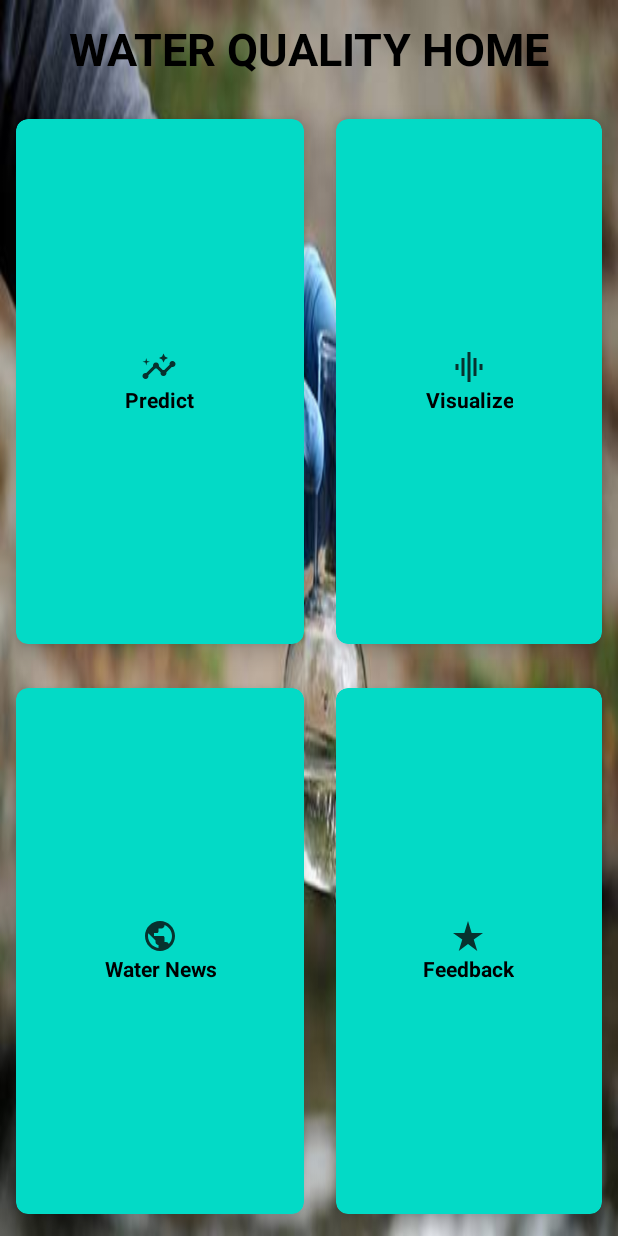
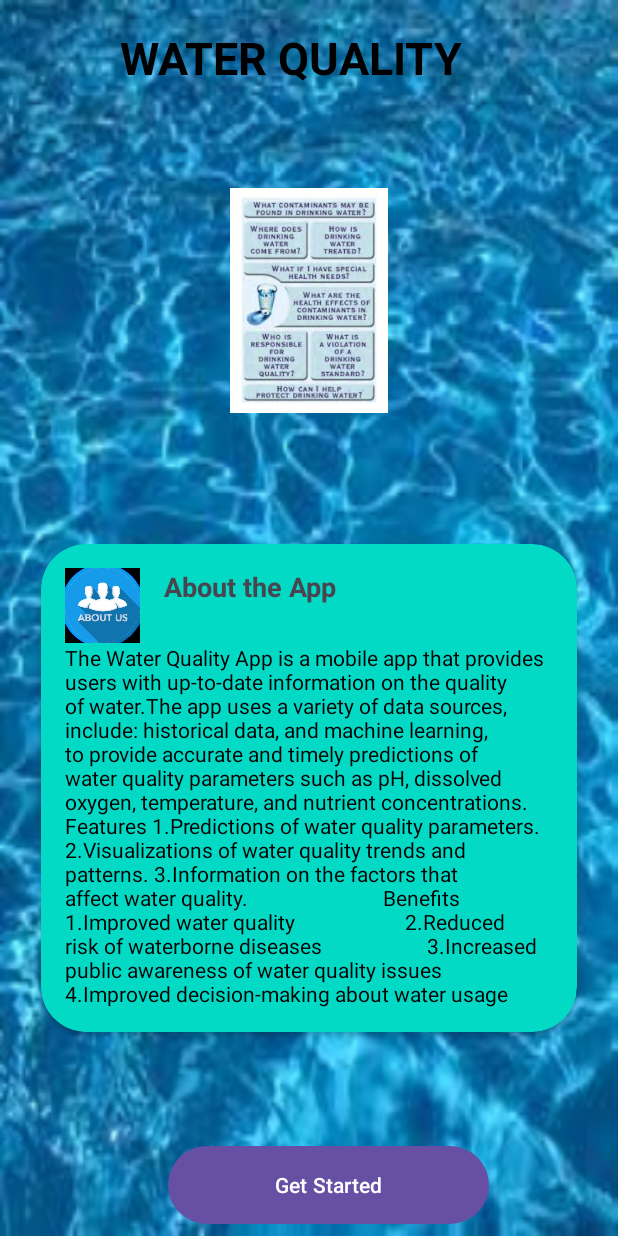
Before and after one commit to oderatonny6967/Water-Quality, an Android app: the screen it shows after launch (HomeActivity before the commit, SplashActivity after it), on a phone screen of 412 x 824 dp. Run offline under Robolectric (Android 15) with nearby library versions, the phone set to English and light mode, and no system bars.

Commit message:
third commit

```diff
--- a/app/src/main/java/com/example/waterqua/ArticleActivityfull.java
+++ b/app/src/main/java/com/example/waterqua/ArticleActivityfull.java
@@ -34,7 +34,7 @@ public class ArticleActivityfull extends AppCompatActivity {
         btn.setOnClickListener(new View.OnClickListener() {
             @Override
             public void onClick(View v) {
-                startActivity(new Intent(ArticleActivityfull.this, HomeActivity.class));
+                startActivity(new Intent(ArticleActivityfull.this, ArticleActivity.class));
             }
         });
     }
--- /dev/null
+++ b/app/src/main/java/com/example/waterqua/SplashActivity.java
@@ -0,0 +1,25 @@
+package com.example.waterqua;
+
+import android.content.Intent;
+import android.os.Bundle;
+import android.view.View;
+import android.widget.Button;
+
+import androidx.appcompat.app.AppCompatActivity;
+
+public class SplashActivity extends AppCompatActivity {
+    Button btn;
+
+    @Override
+    protected void onCreate(Bundle savedInstanceState) {
+        super.onCreate(savedInstanceState);
+        setContentView(R.layout.activity_splash);
+        btn=findViewById(R.id.splash_button);
+        btn.setOnClickListener(new View.OnClickListener() {
+            @Override
+            public void onClick(View v) {
+                startActivity(new Intent(SplashActivity.this, HomeActivity.class));
+            }
+        });
+    }
+    }
--- a/app/src/main/res/layout/activity_article_activityfull.xml
+++ b/app/src/main/res/layout/activity_article_activityfull.xml
@@ -4,7 +4,7 @@
     xmlns:tools="http://schemas.android.com/tools"
     android:layout_width="match_parent"
     android:layout_height="match_parent"
-    android:background="@drawable/background"
+    android:background="@drawable/background1"
     tools:context=".ArticleActivityfull">
 
     <TextView
--- a/app/src/main/res/layout/activity_home.xml
+++ b/app/src/main/res/layout/activity_home.xml
@@ -3,7 +3,7 @@
     xmlns:app="http://schemas.android.com/apk/res-auto"
     xmlns:tools="http://schemas.android.com/tools"
     android:layout_width="match_parent"
-    android:background="@drawable/background"
+    android:background="@drawable/background1"
     android:layout_height="match_parent"
     tools:context=".HomeActivity">
 
@@ -133,7 +133,7 @@
         </androidx.cardview.widget.CardView>
 
         <androidx.cardview.widget.CardView
-            android:id="@+id/cardExit"
+            android:id="@+id/cardFeedback"
             android:layout_width="wrap_content"
             android:layout_height="wrap_content"
             android:layout_row="1"
--- /dev/null
+++ b/app/src/main/res/layout/activity_splash.xml
@@ -0,0 +1,153 @@
+<androidx.constraintlayout.widget.ConstraintLayout xmlns:android="http://schemas.android.com/apk/res/android"
+    xmlns:app="http://schemas.android.com/apk/res-auto"
+    xmlns:tools="http://schemas.android.com/tools"
+    android:layout_width="match_parent"
+    android:layout_height="match_parent"
+    android:background="@drawable/background1"
+    tools:context=".SplashActivity">
+
+
+    <TextView
+        android:id="@+id/title"
+        android:layout_width="wrap_content"
+        android:layout_height="wrap_content"
+        android:layout_centerHorizontal="true"
+        android:layout_marginStart="80dp"
+        android:text="WATER QUALITY"
+        android:textColor="@color/black"
+        android:textSize="30dp"
+        android:textStyle="bold"
+        app:layout_constraintBottom_toBottomOf="parent"
+        app:layout_constraintStart_toStartOf="parent"
+        app:layout_constraintTop_toTopOf="parent"
+        app:layout_constraintVertical_bias="0.023" />
+
+    <RelativeLayout
+        android:layout_width="match_parent"
+        android:layout_height="wrap_content"
+        app:layout_constraintBottom_toTopOf="@+id/splash_button"
+        app:layout_constraintTop_toTopOf="parent"
+        app:layout_constraintVertical_bias="0.5">
+
+        <ViewFlipper
+            android:id="@+id/view_flipper"
+            android:layout_width="match_parent"
+            android:layout_height="300dp"
+            android:layout_marginStart="40dp"
+            android:layout_marginTop="20dp"
+            android:layout_marginEnd="40dp"
+            android:autoStart="true"
+            android:flipInterval="4000"
+            android:inAnimation="@android:anim/slide_out_right"
+            android:outAnimation="@android:anim/slide_in_left"
+            app:layout_constraintBottom_toBottomOf="parent"
+            app:layout_constraintEnd_toEndOf="parent"
+            app:layout_constraintHorizontal_bias="0.5"
+            app:layout_constraintStart_toStartOf="parent"
+            app:layout_constraintTop_toTopOf="parent"
+            app:layout_constraintVertical_bias="0.1">
+
+            <ImageView
+                android:layout_width="204dp"
+                android:layout_height="150dp"
+                android:layout_gravity="center"
+                android:src="@drawable/quality2" />
+
+            <ImageView
+                android:layout_width="204dp"
+                android:layout_height="150dp"
+                android:layout_gravity="center"
+                android:src="@drawable/quality3" />
+
+            <ImageView
+                android:layout_width="204dp"
+                android:layout_height="204dp"
+                android:layout_gravity="center"
+                android:src="@drawable/quality1" />
+        </ViewFlipper>
+
+        <androidx.cardview.widget.CardView
+            android:id="@+id/about_card"
+            android:layout_width="match_parent"
+            android:layout_height="wrap_content"
+            android:layout_below="@+id/view_flipper"
+            android:layout_marginStart="16dp"
+            android:layout_marginTop="0dp"
+            android:layout_marginEnd="16dp"
+            android:layout_marginBottom="30dp"
+            android:elevation="5dp"
+            android:padding="100dp"
+            app:cardBackgroundColor="@color/design_default_color_secondary"
+            app:cardCornerRadius="30dp"
+            app:cardUseCompatPadding="true">
+
+            <RelativeLayout
+                android:layout_width="match_parent"
+                android:layout_height="wrap_content"
+                android:padding="16dp">
+
+                <ImageView
+                    android:id="@+id/about_image"
+                    android:layout_width="50dp"
+                    android:layout_height="50dp"
+                    android:src="@drawable/about_icon" />
+
+                <TextView
+
+
+                    android:layout_width="wrap_content"
+                    android:layout_height="wrap_content"
+                    android:layout_marginStart="16dp"
+                    android:layout_toRightOf="@+id/about_image"
+                    android:text="About the App"
+                    android:textSize="18sp"
+                    android:textStyle="bold" />
+
+                <TextView
+                    android:layout_width="wrap_content"
+                    android:layout_height="wrap_content"
+                    android:layout_below="@id/about_image"
+                    android:text="The Water Quality App is a mobile app that provides users with up-to-date information on the quality of water.The app uses a variety of data sources, include: historical data, and machine learning, to provide accurate and timely predictions of water quality parameters such as pH, dissolved oxygen, temperature, and nutrient concentrations.
+
+
+
+
+            Features
+1.Predictions of water quality parameters.
+2.Visualizations of water quality trends and patterns.
+3.Information on the factors that affect water quality.
+
+
+                        Benefits
+
+
+
+
+                    1.Improved water quality
+
+                    2.Reduced risk of waterborne diseases
+                    3.Increased public awareness of water quality issues
+                    4.Improved decision-making about water usage"
+
+                    android:textColor="@android:color/black" />
+
+            </RelativeLayout>
+
+        </androidx.cardview.widget.CardView>
+    </RelativeLayout>
+
+
+    <Button
+        android:id="@+id/splash_button"
+        android:layout_width="214dp"
+        android:layout_height="60dp"
+        android:layout_alignParentEnd="true"
+        android:layout_alignParentBottom="true"
+        android:layout_marginBottom="4dp"
+        android:text="Get Started"
+        app:layout_constraintBottom_toBottomOf="parent"
+        app:layout_constraintEnd_toEndOf="parent"
+        app:layout_constraintHorizontal_bias="0.273"
+        app:layout_constraintStart_toStartOf="@+id/title" />
+
+</androidx.constraintlayout.widget.ConstraintLayout>
```
Also changed, not shown: app/src/main/AndroidManifest.xml (+7 -1 lines), app/src/main/java/com/example/waterqua/FeedbackActivity.java (added, +52 -0 lines), app/src/main/java/com/example/waterqua/HomeActivity.java (+9 -1 lines), app/src/main/res/layout/activity_article.xml (+4 -4 lines), app/src/main/res/layout/activity_feedback.xml (added, +123 -0 lines), app/src/main/res/drawable/about_icon.png (added), app/src/main/res/drawable/background.png (deleted).
